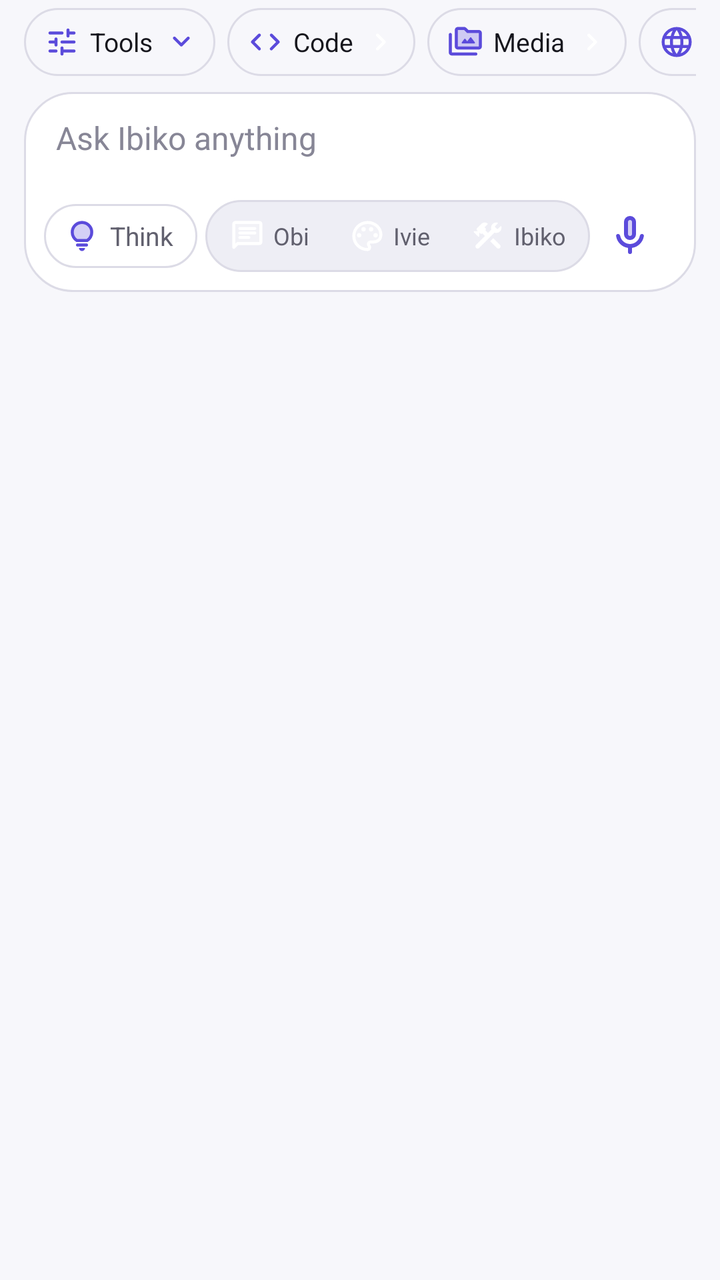
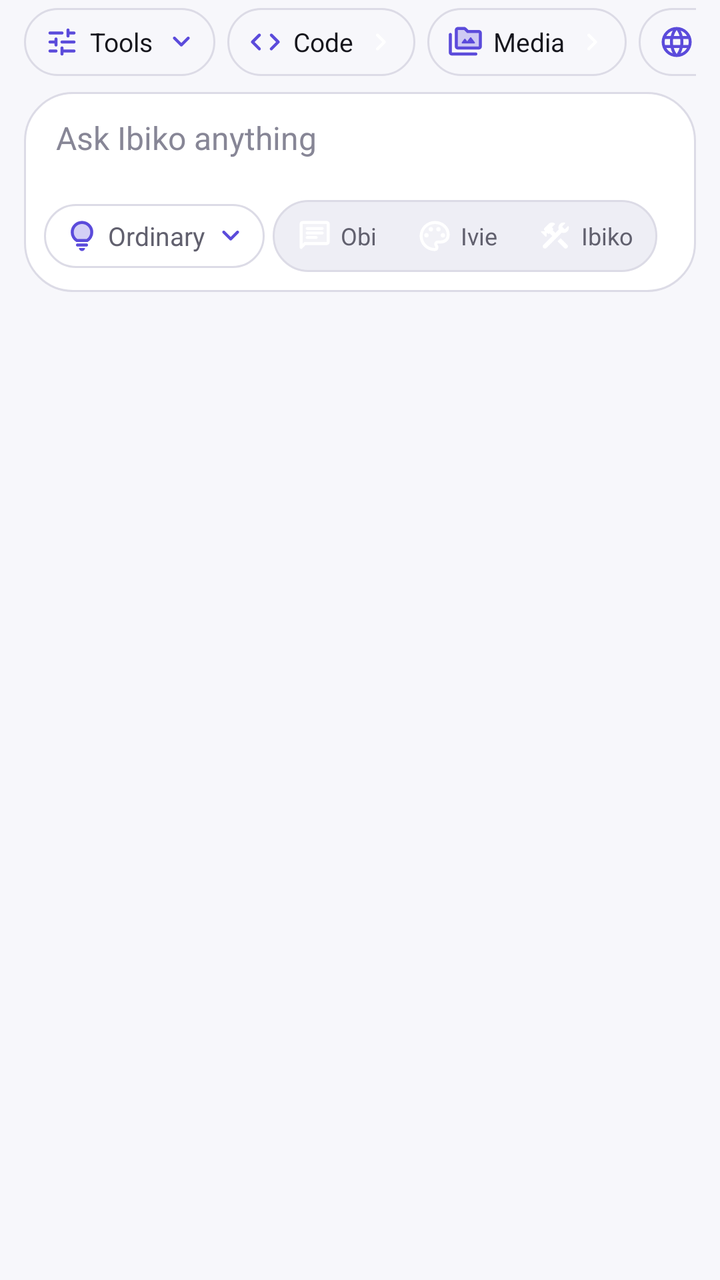

Screens rendered from an Android XML layout before and after an edit, with the pre-edit source and the edit as a unified diff.
<!-- AndroidManifest.xml: application theme Theme.Ibiko -->
<!-- res/layout/layout_chat_input.xml -->
<?xml version="1.0" encoding="utf-8"?>
<LinearLayout xmlns:android="http://schemas.android.com/apk/res/android"
    android:layout_width="match_parent"
    android:layout_height="wrap_content"
    android:background="@color/bg_main"
    android:baselineAligned="false"
    android:orientation="vertical"
    android:paddingStart="12dp"
    android:paddingTop="4dp"
    android:paddingEnd="12dp"
    android:paddingBottom="10dp">

    
    <TextView
        android:id="@+id/composer_note"
        android:layout_width="match_parent"
        android:layout_height="wrap_content"
        android:paddingStart="8dp"
        android:paddingEnd="8dp"
        android:paddingBottom="6dp"
        android:textColor="@color/text_secondary"
        android:textSize="12sp"
        android:visibility="gone" />

    
    <HorizontalScrollView
        android:id="@+id/quick_scroll"
        android:layout_width="match_parent"
        android:layout_height="wrap_content"
        android:layout_marginBottom="8dp"
        android:overScrollMode="never"
        android:scrollbars="none">

        <LinearLayout
            android:id="@+id/quick_row"
            android:layout_width="wrap_content"
            android:layout_height="wrap_content"
            android:orientation="horizontal">

            <TextView
                android:id="@+id/chip_tools"
                android:layout_width="wrap_content"
                android:layout_height="34dp"
                android:layout_marginEnd="6dp"
                android:background="@drawable/bg_chip"
                android:contentDescription="Tools"
                android:drawableStart="@drawable/ic_tools_chip"
                android:drawableEnd="@drawable/ic_chevron_down"
                android:drawablePadding="5dp"
                android:gravity="center"
                android:minWidth="48dp"
                android:paddingStart="10dp"
                android:paddingEnd="8dp"
                android:text="Tools"
                android:textColor="@color/text_primary"
                android:textSize="13sp" />

            <TextView
                android:id="@+id/chip_code"
                android:layout_width="wrap_content"
                android:layout_height="34dp"
                android:layout_marginEnd="6dp"
                android:background="@drawable/bg_chip"
                android:contentDescription="Code"
                android:drawableStart="@drawable/ic_code"
                android:drawableEnd="@drawable/ic_chevron_right"
                android:drawablePadding="5dp"
                android:gravity="center"
                android:minWidth="48dp"
                android:paddingStart="10dp"
                android:paddingEnd="8dp"
                android:text="Code"
                android:textColor="@color/text_primary"
                android:textSize="13sp" />

            <TextView
                android:id="@+id/chip_media"
                android:layout_width="wrap_content"
                android:layout_height="34dp"
                android:layout_marginEnd="6dp"
                android:background="@drawable/bg_chip"
                android:contentDescription="Media"
                android:drawableStart="@drawable/ic_media"
                android:drawableEnd="@drawable/ic_chevron_right"
                android:drawablePadding="5dp"
                android:gravity="center"
                android:minWidth="48dp"
                android:paddingStart="10dp"
                android:paddingEnd="8dp"
                android:text="Media"
                android:textColor="@color/text_primary"
                android:textSize="13sp" />

            <TextView
                android:id="@+id/chip_explore"
                android:layout_width="wrap_content"
                android:layout_height="34dp"
                android:layout_marginEnd="6dp"
                android:background="@drawable/bg_chip"
                android:contentDescription="Explore"
                android:drawableStart="@drawable/ic_globe"
                android:drawableEnd="@drawable/ic_chevron_right"
                android:drawablePadding="5dp"
                android:gravity="center"
                android:minWidth="48dp"
                android:paddingStart="10dp"
                android:paddingEnd="8dp"
                android:text="Explore"
                android:textColor="@color/text_primary"
                android:textSize="13sp" />

            <TextView
                android:id="@+id/chip_more"
                android:layout_width="wrap_content"
                android:layout_height="34dp"
                android:layout_marginEnd="6dp"
                android:background="@drawable/bg_chip"
                android:contentDescription="More"
                android:drawableStart="@drawable/ic_more_grid"
                android:drawableEnd="@drawable/ic_chevron_right"
                android:drawablePadding="5dp"
                android:gravity="center"
                android:minWidth="48dp"
                android:paddingStart="10dp"
                android:paddingEnd="8dp"
                android:text="More"
                android:textColor="@color/text_primary"
                android:textSize="13sp" />

        </LinearLayout>
    </HorizontalScrollView>

    
    <LinearLayout
        android:layout_width="match_parent"
        android:layout_height="wrap_content"
        android:background="@drawable/bg_input_container"
        android:baselineAligned="false"
        android:orientation="vertical"
        android:paddingStart="6dp"
        android:paddingTop="4dp"
        android:paddingEnd="8dp"
        android:paddingBottom="8dp">

        
        <FrameLayout
            android:layout_width="match_parent"
            android:layout_height="wrap_content">

            <HorizontalScrollView
                android:id="@+id/attach_scroll"
                android:layout_width="match_parent"
                android:layout_height="76dp"
                android:fillViewport="false"
                android:overScrollMode="never"
                android:paddingStart="6dp"
                android:paddingTop="6dp"
                android:scrollbars="none"
                android:visibility="gone">

                <LinearLayout
                    android:id="@+id/attach_row"
                    android:layout_width="wrap_content"
                    android:layout_height="match_parent"
                    android:gravity="center_vertical"
                    android:orientation="horizontal" />
            </HorizontalScrollView>
        </FrameLayout>

        <EditText
            android:id="@+id/et_message"
            android:layout_width="match_parent"
            android:layout_height="wrap_content"
            android:background="@null"
            android:gravity="top|start"
            android:hint="Ask Ibiko anything"
            android:inputType="textMultiLine|textCapSentences"
            android:maxLines="6"
            android:minHeight="48dp"
            android:minLines="1"
            android:overScrollMode="ifContentScrolls"
            android:paddingStart="10dp"
            android:paddingTop="8dp"
            android:paddingEnd="10dp"
            android:paddingBottom="6dp"
            android:scrollbars="vertical"
            android:textColor="@color/text_primary"
            android:textColorHint="@color/chat_hint"
            android:textSize="16sp" />

        <LinearLayout
            android:layout_width="match_parent"
            android:layout_height="40dp"
            android:gravity="center_vertical"
            android:orientation="horizontal">

            
            <TextView
                android:id="@+id/btn_think"
                android:layout_width="wrap_content"
                android:layout_height="32dp"
                android:layout_marginStart="4dp"
                android:background="@drawable/bg_think"
                android:contentDescription="Think deeper"
                android:drawableStart="@drawable/ic_think_small"
                android:drawablePadding="5dp"
                android:gravity="center"
                android:paddingStart="10dp"
                android:paddingEnd="12dp"
                android:text="Think"
                android:textColor="@color/text_secondary"
                android:textSize="13sp" />

            
            <LinearLayout
                android:id="@+id/personaTabs"
                android:layout_width="wrap_content"
                android:layout_height="36dp"
                android:layout_marginStart="4dp"
                android:background="@drawable/bg_segment"
                android:gravity="center"
                android:orientation="horizontal"
                android:padding="2dp">

                <TextView
                    android:id="@+id/tabObi"
                    android:layout_width="wrap_content"
                    android:layout_height="match_parent"
                    android:contentDescription="Obi"
                    android:drawableStart="@drawable/ic_persona_chat"
                    android:drawablePadding="4dp"
                    android:gravity="center"
                    android:minWidth="40dp"
                    android:paddingStart="10dp"
                    android:paddingEnd="10dp"
                    android:text="Obi"
                    android:textColor="@color/text_secondary"
                    android:textSize="12sp" />

                <TextView
                    android:id="@+id/tabIvie"
                    android:layout_width="wrap_content"
                    android:layout_height="match_parent"
                    android:contentDescription="Ivie"
                    android:drawableStart="@drawable/ic_persona_graphics"
                    android:drawablePadding="4dp"
                    android:gravity="center"
                    android:minWidth="40dp"
                    android:paddingStart="10dp"
                    android:paddingEnd="10dp"
                    android:text="Ivie"
                    android:textColor="@color/text_secondary"
                    android:textSize="12sp" />

                <TextView
                    android:id="@+id/tabIbiko"
                    android:layout_width="wrap_content"
                    android:layout_height="match_parent"
                    android:contentDescription="Ibiko"
                    android:drawableStart="@drawable/ic_persona_tools"
                    android:drawablePadding="4dp"
                    android:gravity="center"
                    android:minWidth="40dp"
                    android:paddingStart="10dp"
                    android:paddingEnd="10dp"
                    android:text="Ibiko"
                    android:textColor="@color/text_secondary"
                    android:textSize="12sp" />
            </LinearLayout>

            <View
                android:layout_width="0dp"
                android:layout_height="1dp"
                android:layout_weight="1" />

            <ImageButton
                android:id="@+id/btn_voice"
                android:layout_width="40dp"
                android:layout_height="40dp"
                android:layout_marginEnd="6dp"
                android:background="?android:attr/selectableItemBackgroundBorderless"
                android:contentDescription="Speak"
                android:scaleType="center"
                android:src="@drawable/ic_mic" />

            <ImageButton
                android:id="@+id/btn_send"
                android:layout_width="40dp"
                android:layout_height="40dp"
                android:background="@drawable/bg_send_button"
                android:contentDescription="Send"
                android:scaleType="center"
                android:src="@drawable/ic_send" />
        </LinearLayout>
    </LinearLayout>
</LinearLayout>
<!-- resources referenced by this layout -->
<resources>
  <color name="bg_main">#F7F7FB</color>
  <color name="chat_hint">#878696</color>
  <color name="text_primary">#16161D</color>
  <color name="text_secondary">#61606E</color>
  <!-- drawable bg_chip (drawable) -->
  <selector xmlns:android="http://schemas.android.com/apk/res/android">
      <item android:state_pressed="true"><shape><solid android:color="@color/line" /><stroke android:width="1dp" android:color="@color/accent" /><corners android:radius="18dp" /></shape></item>
      <item><shape><solid android:color="#00000000" /><stroke android:width="1dp" android:color="@color/line" /><corners android:radius="18dp" /></shape></item>
  </selector>
  <!-- drawable bg_input_container (drawable) -->
  <shape xmlns:android="http://schemas.android.com/apk/res/android" android:shape="rectangle">
      <solid android:color="@color/bg_surface" />
      <corners android:radius="24dp" />
      <stroke android:width="1dp" android:color="@color/line" />
  </shape>
  <!-- drawable bg_segment (drawable) -->
  <?xml version="1.0" encoding="utf-8"?>
  <shape xmlns:android="http://schemas.android.com/apk/res/android" android:shape="rectangle">
      <solid android:color="@color/segment_track" />
      <stroke android:width="1dp" android:color="@color/line" />
      <corners android:radius="20dp" />
  </shape>
  <!-- drawable bg_send_button (drawable) -->
  <selector xmlns:android="http://schemas.android.com/apk/res/android">
      <item android:state_enabled="false"><shape android:shape="oval"><solid android:color="@color/send_off" /></shape></item>
      <item><shape android:shape="oval"><solid android:color="@color/accent" /></shape></item>
  </selector>
  <color name="line">#DCDBE6</color>
  <color name="accent">#5B4BDB</color>
  <color name="bg_surface">#FFFFFF</color>
  <color name="segment_track">#EEEEF5</color>
  <color name="send_off">#CFCEDB</color>
  <color name="card_on">#EFECFD</color>
  <color name="icon_brand">@color/accent</color>
  <color name="on_accent">#FFFFFF</color>
  <color name="ic_launcher_background">#5B4BDB</color>
  <color name="chat_text">#16161D</color>
  <color name="black">#FF000000</color>
  <style name="Widget.Ibiko.ChatInput" parent="@android:style/Widget.EditText">
          <item name="android:textColor">@color/chat_text</item>
          <item name="android:textColorHint">@color/chat_hint</item>
          <item name="android:background">@android:color/transparent</item>
          <item name="android:textSize">16sp</item>
      </style>
  <!-- drawable bg_dialog (drawable) -->
  <?xml version="1.0" encoding="utf-8"?>
  <inset xmlns:android="http://schemas.android.com/apk/res/android"
      android:insetLeft="20dp" android:insetRight="20dp" android:insetTop="24dp" android:insetBottom="24dp">
      <shape android:shape="rectangle">
          <corners android:radius="24dp" />
          <solid android:color="@color/bg_surface" />
          <stroke android:width="1dp" android:color="@color/line" />
      </shape>
  </inset>
  <style name="Ibiko.DialogTitle" parent="RtlOverlay.DialogWindowTitle.AppCompat">
          <item name="android:textAppearance">@style/Ibiko.DialogTitle.Text</item>
      </style>
  <style name="Ibiko.DialogButton" parent="Widget.AppCompat.Button.ButtonBar.AlertDialog">
          <item name="android:textColor">@color/accent</item>
          <item name="android:textStyle">bold</item>
          <item name="android:textAllCaps">false</item>
          <item name="android:textSize">15sp</item>
          <item name="android:minHeight">48dp</item>
      </style>
  <style name="Ibiko.DialogButton.Quiet">
          <item name="android:textColor">@color/text_secondary</item>
          <item name="android:textStyle">normal</item>
      </style>
  <style name="Ibiko.DialogTitle.Text" parent="TextAppearance.AppCompat.Title">
          <item name="android:textSize">19sp</item>
          <item name="android:textStyle">bold</item>
          <item name="android:textColor">@color/text_primary</item>
      </style>
  <!-- unchanged entries left out for length: 17 -->
</resources>

<!-- the commit's change to res/layout/layout_chat_input.xml (unified diff, before → after) -->
@@ -201,13 +201,14 @@
                 android:layout_height="32dp"
                 android:layout_marginStart="4dp"
                 android:background="@drawable/bg_think"
-                android:contentDescription="Think deeper"
+                android:contentDescription="Thinking level, Ordinary"
                 android:drawableStart="@drawable/ic_think_small"
-                android:drawablePadding="5dp"
-                android:gravity="center"
-                android:paddingStart="10dp"
-                android:paddingEnd="12dp"
-                android:text="Think"
+                android:drawableEnd="@drawable/ic_chevron_down"
+                android:drawablePadding="4dp"
+                android:gravity="center"
+                android:paddingStart="10dp"
+                android:paddingEnd="8dp"
+                android:text="Ordinary"
                 android:textColor="@color/text_secondary"
                 android:textSize="13sp" />
 
